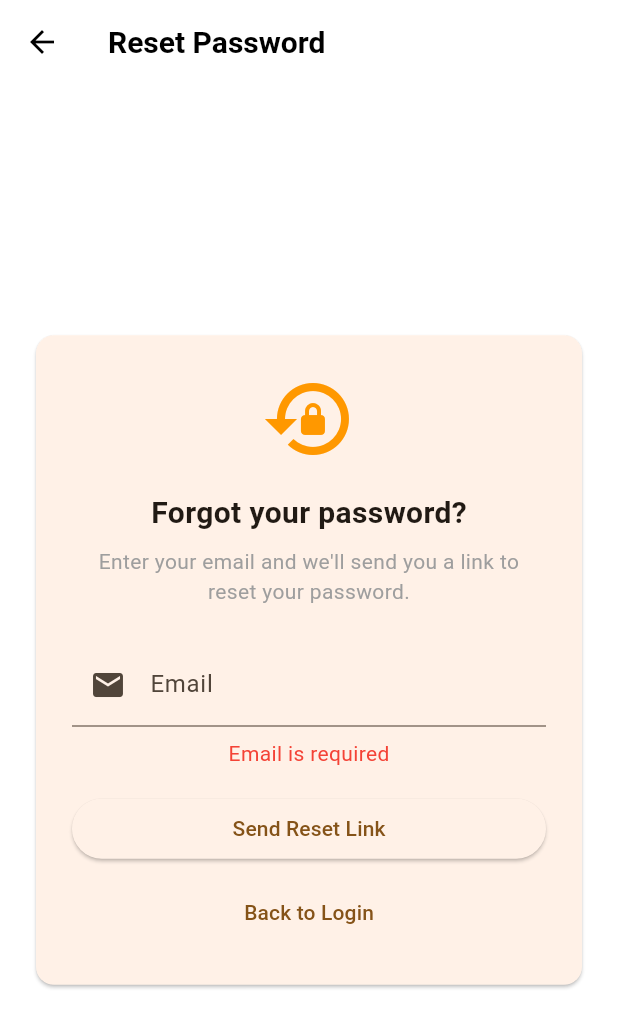
After one commit to angadgota01/AaharAI, a Flutter app: the ForgotPasswordScreen screen opened by its route, after a tap on "Send Reset Link", on a phone screen of 412 x 824 dp. The commit adds this screen. Shown: the top 1028 px of the screen. Run offline on Flutter 3.47's test engine with Material 3 defaults, Android fonts, the phone set to English and light mode, and no system bars; our stand-ins replace flutter_dotenv, flutter_riverpod, go_router, google_generative_ai, image_picker, isar and 1 more; accounts and stored records are empty; generated files the repository leaves out were written again.

Commit message:
Forgot Password Option Added

```diff
--- a/lib/auth/auth_service.dart
+++ b/lib/auth/auth_service.dart
@@ -67,4 +67,16 @@ class AuthService {
   static Stream<AuthState> get authStateChanges {
     return _supabase.auth.onAuthStateChange;
   }
+
+  // Request password reset email
+  static Future<String?> resetPassword(String email) async {
+    try {
+      await _supabase.auth.resetPasswordForEmail(email);
+      return null; // Success
+    } on AuthException catch (e) {
+      return e.message;
+    } catch (e) {
+      return "An unexpected error occurred: $e";
+    }
+  }
 }
--- /dev/null
+++ b/lib/auth/forgot_password_screen.dart
@@ -0,0 +1,161 @@
+import 'package:flutter/material.dart';
+import 'package:go_router/go_router.dart';
+import 'auth_service.dart';
+
+class ForgotPasswordScreen extends StatefulWidget {
+  const ForgotPasswordScreen({super.key});
+
+  @override
+  State<ForgotPasswordScreen> createState() => _ForgotPasswordScreenState();
+}
+
+class _ForgotPasswordScreenState extends State<ForgotPasswordScreen> {
+  final email = TextEditingController();
+  String? error;
+  String? successMessage;
+  bool isLoading = false;
+
+  bool _isValidEmail(String email) {
+    return RegExp(r'^[\w-\.]+@([\w-]+\.)+[\w-]{2,4}$').hasMatch(email);
+  }
+
+  void sendResetEmail() async {
+    final e = email.text.trim();
+
+    if (e.isEmpty) {
+      setState(() => error = "Email is required");
+      return;
+    }
+
+    if (!_isValidEmail(e)) {
+      setState(() => error = "Please enter a valid email address");
+      return;
+    }
+
+    setState(() {
+      isLoading = true;
+      error = null;
+      successMessage = null;
+    });
+
+    final result = await AuthService.resetPassword(e);
+
+    if (!mounted) return;
+
+    setState(() => isLoading = false);
+
+    if (result != null) {
+      setState(() => error = result);
+    } else {
+      setState(() {
+        successMessage = "Password reset email sent! Check your inbox.";
+        email.clear();
+      });
+    }
+  }
+
+  @override
+  Widget build(BuildContext context) {
+    return Scaffold(
+      appBar: AppBar(
+        leading: IconButton(
+          icon: const Icon(Icons.arrow_back),
+          onPressed: isLoading ? null : () => context.go('/login'),
+        ),
+        title: const Text("Reset Password"),
+      ),
+      body: Center(
+        child: Card(
+          margin: const EdgeInsets.all(24),
+          child: Padding(
+            padding: const EdgeInsets.all(24),
+            child: Column(
+              mainAxisSize: MainAxisSize.min,
+              children: [
+                const Icon(
+                  Icons.lock_reset,
+                  size: 64,
+                  color: Colors.orange,
+                ),
+                const SizedBox(height: 16),
+                const Text(
+                  "Forgot your password?",
+                  style: TextStyle(fontSize: 20, fontWeight: FontWeight.bold),
+                ),
+                const SizedBox(height: 8),
+                const Text(
+                  "Enter your email and we'll send you a link to reset your password.",
+                  textAlign: TextAlign.center,
+                  style: TextStyle(color: Colors.grey),
+                ),
+                const SizedBox(height: 24),
+                TextField(
+                  controller: email,
+                  decoration: const InputDecoration(
+                    labelText: "Email",
+                    hintText: "your@email.com",
+                    prefixIcon: Icon(Icons.email),
+                  ),
+                  keyboardType: TextInputType.emailAddress,
+                  enabled: !isLoading,
+                  onSubmitted: (_) => sendResetEmail(),
+                ),
+                if (error != null)
+                  Padding(
+                    padding: const EdgeInsets.only(top: 8.0),
+                    child: Text(
+                      error!,
+                      style: const TextStyle(color: Colors.red),
+                    ),
+                  ),
+                if (successMessage != null)
+                  Padding(
+                    padding: const EdgeInsets.only(top: 8.0),
+                    child: Container(
+                      padding: const EdgeInsets.all(12),
+                      decoration: BoxDecoration(
+                        color: Colors.green.shade50,
+                        borderRadius: BorderRadius.circular(8),
+                        border: Border.all(color: Colors.green.shade200),
+                      ),
+                      child: Row(
+                        children: [
+                          const Icon(Icons.check_circle, color: Colors.green),
+                          const SizedBox(width: 8),
+                          Expanded(
+                            child: Text(
+                              successMessage!,
+                              style: const TextStyle(color: Colors.green),
+                            ),
+                          ),
+                        ],
+                      ),
+                    ),
+                  ),
+                const SizedBox(height: 16),
+                SizedBox(
+                  width: double.infinity,
+                  child: ElevatedButton(
+                    onPressed: isLoading ? null : sendResetEmail,
+                    child: isLoading
+                        ? const SizedBox(
+                            height: 20,
+                            width: 20,
+                            child: CircularProgressIndicator(strokeWidth: 2),
+                          )
+                        : const Text("Send Reset Link"),
+                  ),
+                ),
+                const SizedBox(height: 8),
+                TextButton(
+                  onPressed: isLoading ? null : () => context.go('/login'),
+                  child: const Text("Back to Login"),
+                ),
+              ],
+            ),
+          ),
+        ),
+      ),
+    );
+  }
+}
--- a/lib/auth/login_screen.dart
+++ b/lib/auth/login_screen.dart
@@ -88,6 +88,10 @@ class _LoginScreenState extends State<LoginScreen> {
                   ),
                 ),
                 TextButton(
+                  onPressed: isLoading ? null : () => context.go('/forgot-password'),
+                  child: const Text("Forgot Password?"),
+                ),
+                TextButton(
                   onPressed: isLoading ? null : () => context.go('/signup'),
                   child: const Text("Create Account"),
                 )
--- a/lib/router/app_router.dart
+++ b/lib/router/app_router.dart
@@ -3,6 +3,7 @@ import 'package:flutter_riverpod/flutter_riverpod.dart';
 
 import '../auth/login_screen.dart';
 import '../auth/signup_screen.dart';
+import '../auth/forgot_password_screen.dart';
 import '../auth/auth_service.dart';
 import '../auth/auth_notifier.dart';
 import '../features/dashboard/presentation/user_home.dart';
@@ -20,9 +21,10 @@ final goRouterProvider = Provider<GoRouter>((ref) {
       final isAuthenticated = AuthService.isAuthenticated();
       final isLoggingIn = state.matchedLocation == '/login';
       final isSigningUp = state.matchedLocation == '/signup';
+      final isForgotPassword = state.matchedLocation == '/forgot-password';
 
       // If not authenticated and trying to access protected routes
-      if (!isAuthenticated && !isLoggingIn && !isSigningUp) {
+      if (!isAuthenticated && !isLoggingIn && !isSigningUp && !isForgotPassword) {
         return '/login';
       }
 
@@ -45,6 +47,11 @@ final goRouterProvider = Provider<GoRouter>((ref) {
         path: '/signup',
         name: 'signup',
         builder: (context, state) => const SignupScreen(),
+      ),
+      GoRoute(
+        path: '/forgot-password',
+        name: 'forgot-password',
+        builder: (context, state) => const ForgotPasswordScreen(),
       ),
 
       // -------- HOME --------
```
